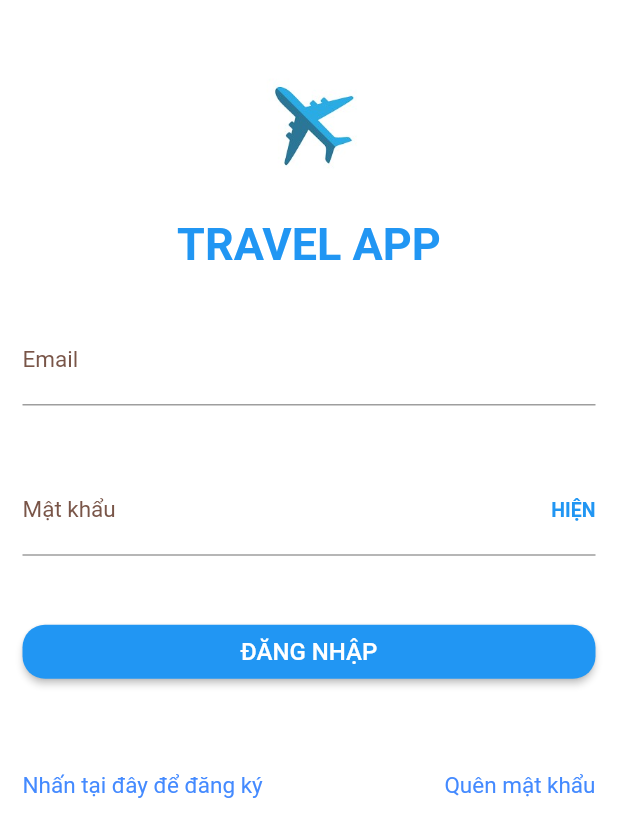
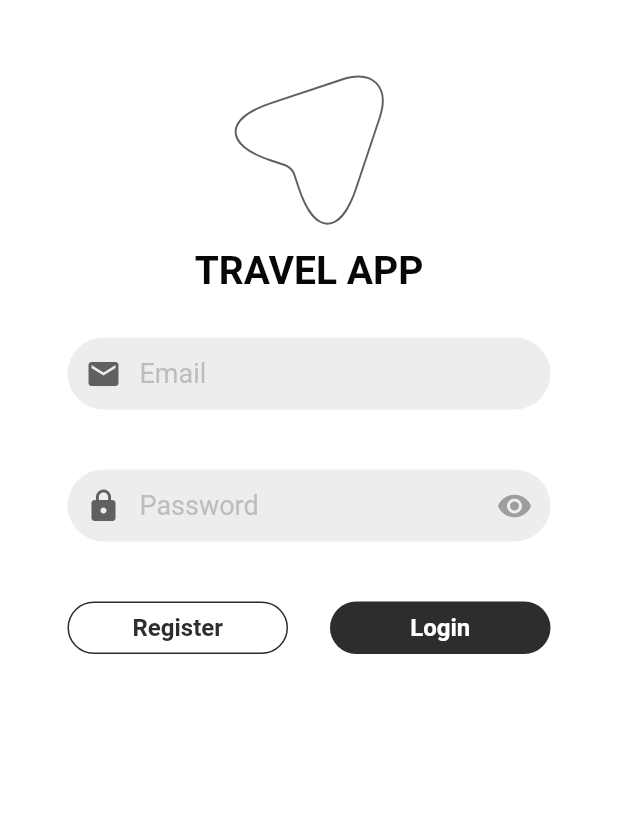
Before and after one commit to Vires17/travelapp, a Flutter app: the screen it shows after launch, on a phone screen of 412 x 824 dp. Shown: the top 837 px of the screen. Run offline on Flutter 3.47's test engine with Material 2 defaults, Android fonts, the phone set to English and light mode, and no system bars; our stand-ins replace flutter_svg, get, shared_preferences.

Commit message:
refactor: UI for register and login page

```diff
--- a/lib/app/components/Rating.dart
+++ b/lib/app/components/Rating.dart
@@ -25,12 +25,12 @@ class StarRating extends StatelessWidget {
     } else if (index > rating - 1 && index < rating) {
       icon = new Icon(
         Icons.star_half,
-        color: color ?? Theme.of(context).primaryColor,
+        color: color,
       );
     } else {
       icon = new Icon(
         Icons.star,
-        color: color ?? Theme.of(context).primaryColor,
+        color: color,
       );
     }
     return new InkResponse(
--- /dev/null
+++ b/lib/app/components/custom_button.dart
@@ -0,0 +1,52 @@
+import 'package:flutter/material.dart';
+import 'package:travelapp/app/components/styles.dart';
+
+class CustomButton extends StatelessWidget {
+  CustomButton({
+    Key? key,
+    required this.width,
+    required this.height,
+    required this.onPressed,
+    required this.text,
+    this.borderRadius,
+    this.backgroundColor,
+    this.fontSize,
+    this.foregroundColor,
+  }) : super(key: key);
+
+  final String text;
+  final double height, width;
+  final GestureTapCallback onPressed;
+  final double? borderRadius, fontSize;
+  final Color? backgroundColor, foregroundColor;
+
+  @override
+  Widget build(BuildContext context) {
+    return Container(
+      width: width,
+      height: height,
+      child: TextButton(
+        onPressed: onPressed,
+        child: Text(
+          text,
+          style: TextStyle(
+            fontSize: fontSize ?? 16,
+            fontFamily: 'Roboto',
+            fontWeight: FontWeight.w600,
+          ),
+        ),
+        style: ButtonStyle(
+          backgroundColor:
+              MaterialStateProperty.all<Color>(backgroundColor ?? primaryColor),
+          foregroundColor:
+              MaterialStateProperty.all<Color>(foregroundColor ?? Colors.white),
+          shape: MaterialStateProperty.all<RoundedRectangleBorder>(
+            RoundedRectangleBorder(
+              borderRadius: BorderRadius.circular(borderRadius ?? 30),
+            ),
+          ),
+        ),
+      ),
+    );
+  }
+}
--- /dev/null
+++ b/lib/app/components/custom_outline_button.dart
@@ -0,0 +1,56 @@
+import 'package:flutter/material.dart';
+import 'package:travelapp/app/components/styles.dart';
+
+class CustomOutlineButton extends StatelessWidget {
+  CustomOutlineButton({
+    Key? key,
+    required this.width,
+    required this.height,
+    required this.onPressed,
+    required this.text,
+    this.borderRadius,
+    this.backgroundColor,
+    this.fontSize,
+    this.textColor,
+  }) : super(key: key);
+
+  final String text;
+  final double height, width;
+  final GestureTapCallback onPressed;
+  final double? borderRadius, fontSize;
+  final Color? backgroundColor, textColor;
+
+  @override
+  Widget build(BuildContext context) {
+    return Container(
+      width: width,
+      height: height,
+      child: TextButton(
+        onPressed: onPressed,
+        child: Text(
+          text,
+          style: TextStyle(
+            fontSize: fontSize ?? 16,
+            fontFamily: 'Roboto',
+            fontWeight: FontWeight.w600,
+          ),
+        ),
+        style: ButtonStyle(
+          backgroundColor:
+              MaterialStateProperty.all<Color>(backgroundColor ?? primaryColor),
+          foregroundColor:
+              MaterialStateProperty.all<Color>(textColor ?? Colors.white),
+          shape: MaterialStateProperty.all<RoundedRectangleBorder>(
+            RoundedRectangleBorder(
+              borderRadius: BorderRadius.circular(borderRadius ?? 30),
+              side: BorderSide(
+                  color: textColor ?? Colors.black,
+                  width: 1,
+                  style: BorderStyle.solid),
+            ),
+          ),
+        ),
+      ),
+    );
+  }
+}
--- a/lib/app/components/layouts/drawer.dart
+++ b/lib/app/components/layouts/drawer.dart
@@ -52,7 +52,7 @@ class MyDrawer extends StatelessWidget {
                   icon: Icons.person_outline_outlined,
                   iconColor: Color(0xff000000),
                   onPressed: () {
-                    //
+                    Get.toNamed(Routes.PROFILE);
                   },
                 ),
                 buildMenuItem(
--- /dev/null
+++ b/lib/app/components/styles.dart
@@ -0,0 +1,66 @@
+import 'package:flutter/material.dart';
+
+final Color primaryColor = Color.fromARGB(255, 103, 191, 167);
+final Color secondaryColor = Color.fromARGB(255, 219, 96, 109);
+final Color greyColor = Colors.grey;
+
+InputDecoration buildDecorationTextFormField({
+  required String hintText,
+  required IconData icon,
+  bool iconShowPassword = false,
+  bool showPassword = false,
+  VoidCallback? handleToggleShowPass,
+}) {
+  return InputDecoration(
+    contentPadding: const EdgeInsets.symmetric(vertical: 10),
+    hintText: hintText,
+    hintStyle: TextStyle(color: Colors.grey[400]),
+    focusColor: primaryColor,
+    prefixIcon: Icon(
+      icon,
+      color: Color(0xff606060),
+    ),
+    suffixIcon: iconShowPassword
+        ? IconButton(
+            icon: Icon(
+              showPassword ? Icons.visibility_off : Icons.visibility,
+              color: greyColor,
+            ),
+            onPressed: handleToggleShowPass ??
+                () {
+                  //
+                },
+          )
+        : null,
+    filled: true,
+    fillColor: Color(0xffEDEDED),
+    enabledBorder: OutlineInputBorder(
+      borderRadius: BorderRadius.circular(30),
+      borderSide: BorderSide(
+        width: 0,
+        style: BorderStyle.none,
+      ),
+    ),
+    focusedBorder: OutlineInputBorder(
+      borderRadius: BorderRadius.circular(30),
+      borderSide: BorderSide(
+        width: 0,
+        style: BorderStyle.none,
+      ),
+    ),
+    errorBorder: OutlineInputBorder(
+      borderRadius: BorderRadius.circular(30),
+      borderSide: BorderSide(
+        width: 0,
+        style: BorderStyle.none,
+      ),
+    ),
+    focusedErrorBorder: OutlineInputBorder(
+      borderRadius: BorderRadius.circular(30),
+      borderSide: BorderSide(
+        width: 0,
+        style: BorderStyle.none,
+      ),
+    ),
+  );
+}
--- a/lib/app/modules/login/views/login_view.dart
+++ b/lib/app/modules/login/views/login_view.dart
@@ -1,7 +1,11 @@
 // ignore_for_file: prefer_const_constructors
 import 'package:flutter/material.dart';
+import 'package:flutter_svg/flutter_svg.dart';
 
 import 'package:get/get.dart';
+import 'package:travelapp/app/components/custom_button.dart';
+import 'package:travelapp/app/components/custom_outline_button.dart';
+import 'package:travelapp/app/components/styles.dart';
 import 'package:travelapp/app/data/helpers/validations.dart';
 import 'package:travelapp/app/routes/app_pages.dart';
 
@@ -10,6 +14,7 @@ import '../controllers/login_controller.dart';
 class LoginView extends GetView<LoginController> {
   @override
   Widget build(BuildContext context) {
+    Size size = MediaQuery.of(context).size;
     return Scaffold(
       backgroundColor: Colors.white,
       body: SafeArea(
@@ -18,9 +23,12 @@ class LoginView extends GetView<LoginController> {
           child: SingleChildScrollView(
             child: Form(
               key: controller.signupFormKey,
+              child: Container(
+                width: size.width,
+                padding: EdgeInsets.symmetric(horizontal: 30, vertical: 20),
                 child: Column(
-                mainAxisAlignment: MainAxisAlignment.end,
-                crossAxisAlignment: CrossAxisAlignment.start,
+                  crossAxisAlignment: CrossAxisAlignment.center,
+                  mainAxisAlignment: MainAxisAlignment.start,
                   children: <Widget>[
                     Padding(
                       padding: const EdgeInsets.fromLTRB(0, 0, 0, 0),
@@ -32,7 +40,7 @@ class LoginView extends GetView<LoginController> {
                           decoration: const BoxDecoration(
                             shape: BoxShape.rectangle,
                           ),
-                        child: Image.asset('assets/plane.jpg'),
+                          child: SvgPicture.asset('assets/Logo.svg'),
                         ),
                       ),
                     ),
@@ -44,20 +52,21 @@ class LoginView extends GetView<LoginController> {
                           "TRAVEL APP",
                           // ignore: unnecessary_const
                           style: const TextStyle(
-                            fontWeight: FontWeight.bold,
-                            color: Colors.blue,
-                            fontSize: 30),
+                            fontWeight: FontWeight.w700,
+                            color: Color(0xff070707),
+                            fontSize: 26,
+                          ),
                         ),
                       ),
                     ),
                     Padding(
                       padding: EdgeInsets.fromLTRB(0, 0, 0, 40),
                       child: TextFormField(
-                      style: const TextStyle(fontSize: 18, color: Colors.black),
-                      decoration: InputDecoration(
-                        labelText: "Email",
-                        labelStyle:
-                            TextStyle(color: Colors.brown, fontSize: 15),
+                        style:
+                            const TextStyle(fontSize: 18, color: Colors.black),
+                        decoration: buildDecorationTextFormField(
+                          hintText: "Email",
+                          icon: Icons.email,
                         ),
                         keyboardType: TextInputType.emailAddress,
                         onSaved: (value) {
@@ -70,19 +79,20 @@ class LoginView extends GetView<LoginController> {
                     ),
                     Padding(
                       padding: const EdgeInsets.fromLTRB(0, 0, 0, 40),
-                      child: Obx(() {
-                        return Stack(
-                          alignment: AlignmentDirectional.centerEnd,
-                          // ignore: prefer_const_literals_to_create_immutables
-                          children: <Widget>[
-                            TextFormField(
+                      child: Obx(
+                        () {
+                          return TextFormField(
                             style: const TextStyle(
                                 fontSize: 18, color: Colors.black),
                             key: controller.passKey,
-                              decoration: InputDecoration(
-                                labelText: "Mật khẩu",
-                                labelStyle: TextStyle(
-                                    color: Colors.brown, fontSize: 15),
+                            decoration: buildDecorationTextFormField(
+                              hintText: "Password",
+                              icon: Icons.lock,
+                              iconShowPassword: true,
+                              showPassword: controller.showPass,
+                              handleToggleShowPass: () {
+                                controller.toggleShowPass();
+                              },
                             ),
                             keyboardType: TextInputType.visiblePassword,
                             obscureText: controller.showPass ? false : true,
@@ -92,72 +102,36 @@ class LoginView extends GetView<LoginController> {
                             validator: (value) {
                               return Validations.validatePassword(value!);
                             },
+                          );
+                        },
                       ),
-                            GestureDetector(
-                              onTap: () {
-                                controller.toggleShowPass();
+                    ),
+                    Row(
+                      mainAxisAlignment: MainAxisAlignment.spaceBetween,
+                      children: [
+                        CustomOutlineButton(
+                          width: 147,
+                          height: 35,
+                          backgroundColor: Colors.white,
+                          textColor: Color(0xff2C2D2C),
+                          text: "Register",
+                          onPressed: () {
+                            Get.toNamed(Routes.REGISTER);
                           },
-                              child: Text(
-                                controller.showPass ? "ẨN" : "HIỆN",
-                                style: TextStyle(
-                                    color: Colors.blue,
-                                    fontSize: 13,
-                                    fontWeight: FontWeight.bold),
                         ),
-                            )
-                          ],
-                        );
-                      })),
-                  Padding(
-                    padding: const EdgeInsets.fromLTRB(0, 0, 0, 0),
-                    child: SizedBox(
-                      width: double.infinity,
-                      child: ElevatedButton(
-                        style: ElevatedButton.styleFrom(
-                          primary: Colors.blue,
-                          shape: RoundedRectangleBorder(
-                              borderRadius: BorderRadius.circular(15.0)),
-                        ),
+                        CustomButton(
+                          width: 147,
+                          height: 35,
+                          backgroundColor: Color(0xff2C2D2C),
+                          text: "Login",
                           onPressed: () {
                             controller.checkLogin();
                           },
-                        child: Text(
-                          "ĐĂNG NHẬP",
-                          style: TextStyle(color: Colors.white, fontSize: 16),
                         ),
-                      ),
-                    ),
-                  ),
-                  Container(
-                    height: 130,
-                    width: double.infinity,
-                    child: Row(
-                      mainAxisAlignment: MainAxisAlignment.spaceBetween,
-                      // ignore: prefer_const_literals_to_create_immutables
-                      children: <Widget>[
-                        InkWell(
-                          onTap: () {
-                            Get.toNamed(Routes.REGISTER);
-                          },
-                          child: Text(
-                            "Nhấn tại đây để đăng ký",
-                            style: TextStyle(
-                              fontSize: 15,
-                              color: Colors.blueAccent,
-                            ),
-                          ),
-                        ),
-                        Text(
-                          "Quên mật khẩu",
-                          style: TextStyle(
-                            fontSize: 15,
-                            color: Colors.blueAccent,
-                          ),
-                        )
                       ],
                     ),
+                  ],
                 ),
-                ],
               ),
             ),
           ),
--- a/lib/app/routes/app_routes.dart
+++ b/lib/app/routes/app_routes.dart
@@ -10,6 +10,7 @@ abstract class Routes {
   static const POST_DETAILS = _Paths.POST_DETAILS;
   static const HOTEL_DETAILS = _Paths.HOTEL_DETAILS;
   static const DESTINATION = _Paths.DESTINATION;
+  static const PROFILE = _Paths.PROFILE;
 }
 
 abstract class _Paths {
@@ -21,4 +22,5 @@ abstract class _Paths {
   static const POST_DETAILS = '/post-details';
   static const HOTEL_DETAILS = '/hotel-details';
   static const DESTINATION = '/destination';
+  static const PROFILE = '/profile';
 }
--- a/pubspec.yaml
+++ b/pubspec.yaml
@@ -12,6 +12,7 @@ dependencies:
     sdk: flutter
   shared_preferences: ^2.0.13
   http: ^0.13.4
+  flutter_svg: ^1.0.3
 
 dev_dependencies:
   flutter_lints: ^1.0.0
```
Also changed, not shown: lib/app/data/constants.dart (+2 -38 lines), lib/app/modules/profile/bindings/profile_binding.dart (added, +12 -0 lines), lib/app/modules/profile/controllers/profile_controller.dart (added, +20 -0 lines), lib/app/modules/profile/views/profile_view.dart (added, +115 -0 lines), lib/app/modules/register/views/register_view.dart (+59 -63 lines), lib/app/routes/app_pages.dart (+7 -0 lines), assets/Logo.svg (added), pubspec.lock. Lines whose indentation alone changed are shown as unchanged.
